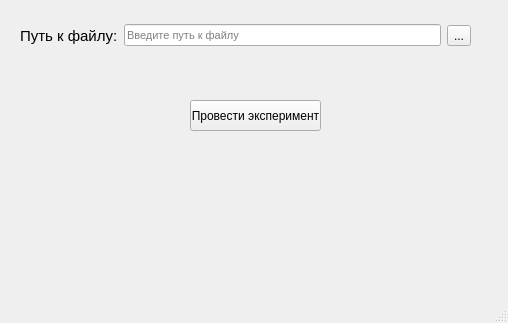
This is ui/sentimentExperimentForm/sentimentExperimentForm.ui in Andrew-Garanin/SentimentVisualizationApp as Qt 5 draws it before an edit. The edited form follows.
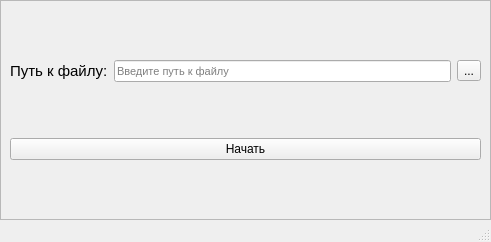
This is the edited form.

```diff
--- a/ui/sentimentExperimentForm/sentimentExperimentForm.ui
+++ b/ui/sentimentExperimentForm/sentimentExperimentForm.ui
@@ -6,32 +6,67 @@
    <rect>
     <x>0</x>
     <y>0</y>
-    <width>508</width>
-    <height>323</height>
+    <width>491</width>
+    <height>242</height>
    </rect>
   </property>
   <property name="minimumSize">
    <size>
-    <width>508</width>
-    <height>323</height>
+    <width>0</width>
+    <height>0</height>
    </size>
   </property>
   <property name="windowTitle">
    <string>Провести эксперимент</string>
   </property>
   <widget class="QWidget" name="centralwidget">
-   <widget class="QWidget" name="layoutWidget">
-    <property name="geometry">
-     <rect>
-      <x>20</x>
-      <y>20</y>
-      <width>451</width>
-      <height>31</height>
-     </rect>
+   <layout class="QGridLayout" name="gridLayout_2">
+    <property name="leftMargin">
+     <number>0</number>
     </property>
+    <property name="topMargin">
+     <number>0</number>
+    </property>
+    <property name="rightMargin">
+     <number>0</number>
+    </property>
+    <property name="bottomMargin">
+     <number>0</number>
+    </property>
+    <property name="spacing">
+     <number>0</number>
+    </property>
+    <item row="0" column="0">
+     <widget class="QFrame" name="frame">
+      <property name="sizePolicy">
+       <sizepolicy hsizetype="Expanding" vsizetype="Expanding">
+        <horstretch>0</horstretch>
+        <verstretch>0</verstretch>
+       </sizepolicy>
+      </property>
+      <property name="minimumSize">
+       <size>
+        <width>491</width>
+        <height>201</height>
+       </size>
+      </property>
+      <property name="frameShape">
+       <enum>QFrame::StyledPanel</enum>
+      </property>
+      <property name="frameShadow">
+       <enum>QFrame::Raised</enum>
+      </property>
+      <layout class="QGridLayout" name="gridLayout">
+       <item row="0" column="0">
     <layout class="QHBoxLayout" name="horizontalLayout">
      <item>
       <widget class="QLabel" name="filePathLabel">
+           <property name="sizePolicy">
+            <sizepolicy hsizetype="Minimum" vsizetype="Fixed">
+             <horstretch>0</horstretch>
+             <verstretch>0</verstretch>
+            </sizepolicy>
+           </property>
        <property name="font">
         <font>
          <pointsize>11</pointsize>
@@ -62,20 +97,24 @@
       </widget>
      </item>
     </layout>
-   </widget>
+       </item>
+       <item row="1" column="0">
    <widget class="QPushButton" name="makeExperimentButton">
-    <property name="geometry">
-     <rect>
-      <x>190</x>
-      <y>100</y>
-      <width>131</width>
-      <height>31</height>
-     </rect>
+         <property name="sizePolicy">
+          <sizepolicy hsizetype="Expanding" vsizetype="Fixed">
+           <horstretch>0</horstretch>
+           <verstretch>0</verstretch>
+          </sizepolicy>
     </property>
     <property name="text">
-     <string>Провести эксперимент</string>
-    </property>
-   </widget>
+          <string>Начать</string>
+         </property>
+        </widget>
+       </item>
+      </layout>
+     </widget>
+    </item>
+   </layout>
   </widget>
   <widget class="QMenuBar" name="menubar">
    <property name="geometry">
```
Left out of the diff: 2 changed lines with no effect on the pictures. Lines whose indentation alone changed are shown as unchanged.
